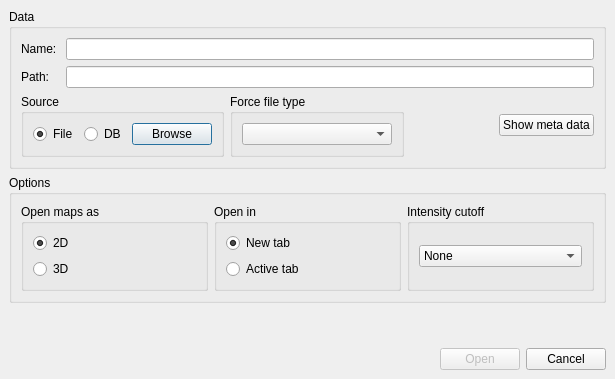
hroest/flaming-archer, file source/VISUAL/DIALOGS/OpenDialog.ui: the form before one commit.
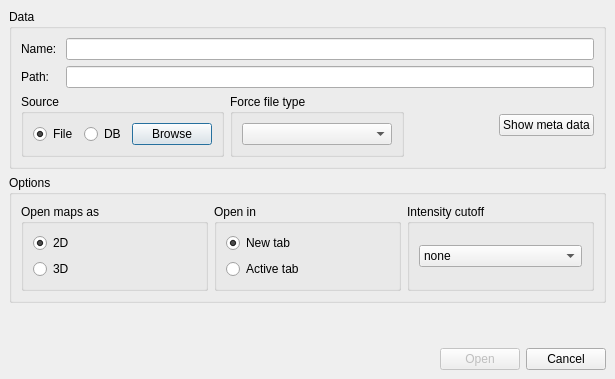
The form after the commit.

The edit to the form file:
```diff
--- a/source/VISUAL/DIALOGS/OpenDialog.ui
+++ b/source/VISUAL/DIALOGS/OpenDialog.ui
@@ -282,7 +282,7 @@
           <widget class="QComboBox" name="mower" >
            <item>
             <property name="text" >
-             <string>None</string>
+             <string>none</string>
             </property>
            </item>
            <item>
```
Left out of the diff: 2 changed lines with no effect on the pictures.
